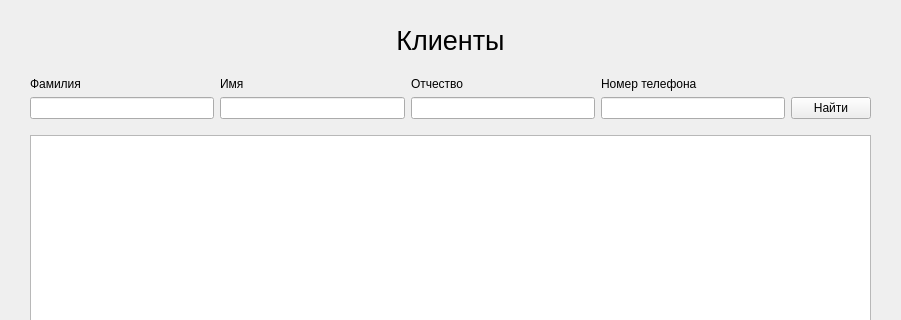
Before: the Qt Designer form gui/clientslistwindow.ui in rkv04/test, drawn with Qt 5; both pictures show x 0 to 901 and y 0 to 320 of the 901 by 754 pixel window.
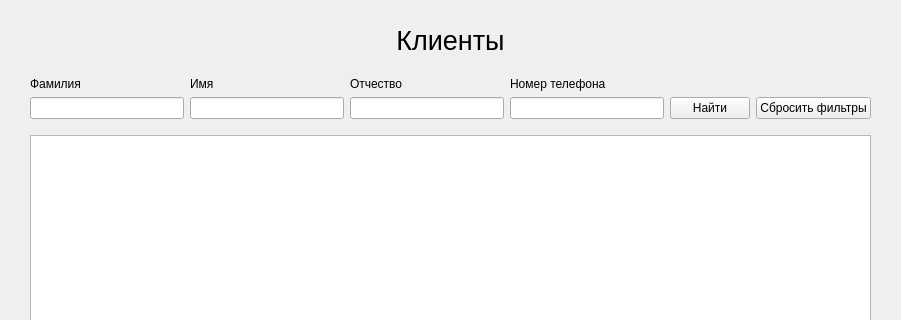
After: the same form once the commit is applied.

Commit message: added filter reset

```diff
--- a/gui/clientslistwindow.ui
+++ b/gui/clientslistwindow.ui
@@ -14,7 +14,7 @@
    <string>MainWindow</string>
   </property>
   <widget class="QWidget" name="centralwidget">
-   <layout class="QVBoxLayout" name="verticalLayout_5">
+   <layout class="QVBoxLayout" name="verticalLayout_8">
     <property name="leftMargin">
      <number>30</number>
     </property>
@@ -178,6 +178,45 @@
           </item>
          </layout>
         </item>
+        <item>
+         <layout class="QVBoxLayout" name="verticalLayout_5">
+          <property name="spacing">
+           <number>7</number>
+          </property>
+          <item>
+           <widget class="QLabel" name="label_8">
+            <property name="text">
+             <string/>
+            </property>
+           </widget>
+          </item>
+          <item>
+           <widget class="QPushButton" name="resetFiltersButton">
+            <property name="minimumSize">
+             <size>
+              <width>60</width>
+              <height>0</height>
+             </size>
+            </property>
+            <property name="maximumSize">
+             <size>
+              <width>500</width>
+              <height>30</height>
+             </size>
+            </property>
+            <property name="layoutDirection">
+             <enum>Qt::LeftToRight</enum>
+            </property>
+            <property name="text">
+             <string>Сбросить фильтры</string>
+            </property>
+            <property name="shortcut">
+             <string>Return</string>
+            </property>
+           </widget>
+          </item>
+         </layout>
+        </item>
        </layout>
       </item>
       <item row="1" column="0">
```
The commit also changes 21 other files.
